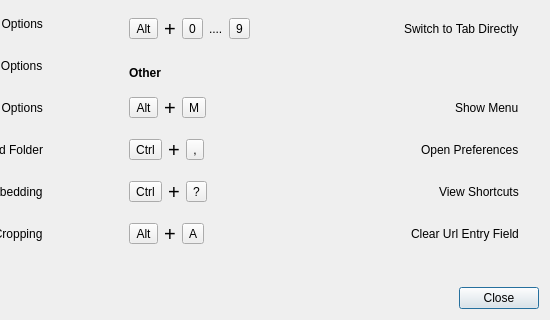
markop404/media-downloader, file src/media_downloader/ui/keyboard_shortcuts_dialog.ui: the form before one commit; both pictures show x 327 to 877 and y 211 to 531 of the 877 by 531 pixel window.
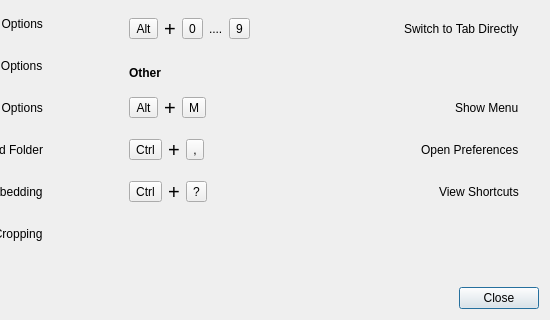
The form after the commit.

What changed in the file:
```diff
--- a/src/media_downloader/ui/keyboard_shortcuts_dialog.ui
+++ b/src/media_downloader/ui/keyboard_shortcuts_dialog.ui
@@ -1546,76 +1546,6 @@
          </item>
         </layout>
        </item>
-       <item>
-        <spacer name="verticalSpacer_24">
-         <property name="orientation">
-          <enum>Qt::Orientation::Vertical</enum>
-         </property>
-         <property name="sizeType">
-          <enum>QSizePolicy::Policy::Fixed</enum>
-         </property>
-         <property name="sizeHint" stdset="0">
-          <size>
-           <width>0</width>
-           <height>12</height>
-          </size>
-         </property>
-        </spacer>
-       </item>
-       <item>
-        <layout class="QHBoxLayout" name="horizontalLayout_2">
-         <item>
-          <widget class="QToolButton" name="toolButton_3">
-           <property name="text">
-            <string>Alt</string>
-           </property>
-          </widget>
-         </item>
-         <item>
-          <widget class="QLabel" name="label_3">
-           <property name="font">
-            <font>
-             <pointsize>15</pointsize>
-             <fontweight>Light</fontweight>
-            </font>
-           </property>
-           <property name="text">
-            <string>+</string>
-           </property>
-          </widget>
-         </item>
-         <item>
-          <widget class="QToolButton" name="toolButton_4">
-           <property name="text">
-            <string>A</string>
-           </property>
-          </widget>
-         </item>
-         <item>
-          <spacer name="horizontalSpacer_2">
-           <property name="orientation">
-            <enum>Qt::Orientation::Horizontal</enum>
-           </property>
-           <property name="sizeType">
-            <enum>QSizePolicy::Policy::MinimumExpanding</enum>
-           </property>
-           <property name="sizeHint" stdset="0">
-            <size>
-             <width>110</width>
-             <height>0</height>
-            </size>
-           </property>
-          </spacer>
-         </item>
-         <item>
-          <widget class="QLabel" name="label_4">
-           <property name="text">
-            <string>Clear Url Entry Field</string>
-           </property>
-          </widget>
-         </item>
-        </layout>
-       </item>
        <item>
         <spacer name="verticalSpacer_22">
          <property name="orientation">
```
